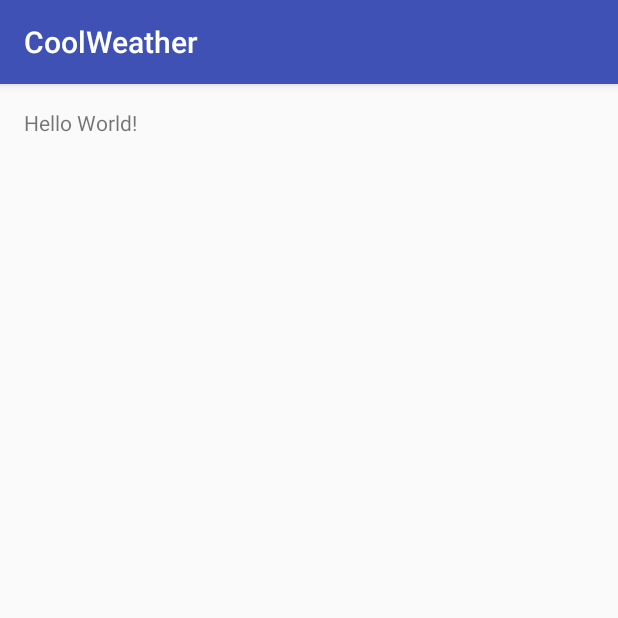
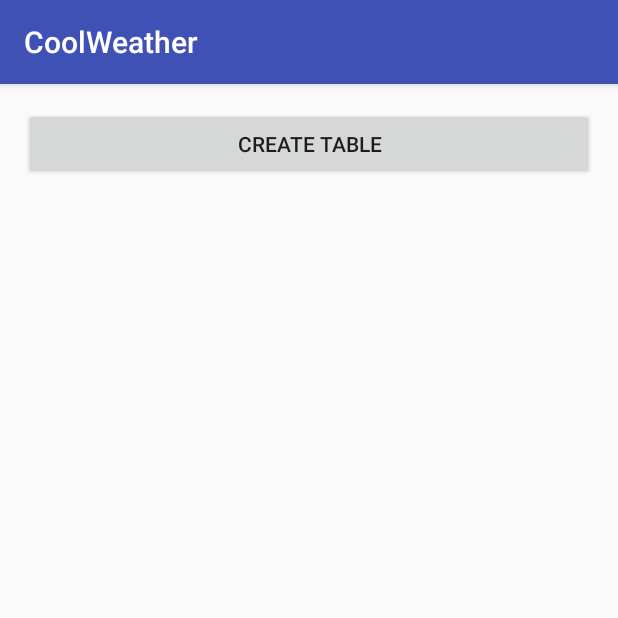
Before and after one commit to gqgithub/coolweather, an Android app: the screen it shows after launch (MainActivity), on a phone screen of 412 x 824 dp, the top half of it. Run offline under Robolectric (Android 15) with nearby library versions, the phone set to English and light mode, and no system bars; libraries missing offline, so code that uses them is left out: org.litepal.

Commit message:
创建数据库

```diff
--- a/app/src/main/AndroidManifest.xml
+++ b/app/src/main/AndroidManifest.xml
@@ -16,7 +16,6 @@
                 <category android:name="android.intent.category.LAUNCHER"/>
             </intent-filter>
         </activity>
-
     </application>
 
 </manifest>
--- a/app/src/main/java/com/gq/coolweather/MainActivity.java
+++ b/app/src/main/java/com/gq/coolweather/MainActivity.java
@@ -2,6 +2,10 @@ package com.gq.coolweather;
 
 import android.support.v7.app.AppCompatActivity;
 import android.os.Bundle;
+import android.view.View;
+import android.widget.Button;
+
+import org.litepal.LitePal;
 
 public class MainActivity extends AppCompatActivity {
 
@@ -10,6 +14,13 @@ public class MainActivity extends AppCompatActivity {
         super.onCreate(savedInstanceState);
         setContentView(R.layout.activity_main);
 
-
+        //创建数据库
+        Button createTable= (Button) findViewById(R.id.create);
+        createTable.setOnClickListener(new View.OnClickListener() {
+            @Override
+            public void onClick(View v) {
+                LitePal.getDatabase();
+            }
+        });
     }
 }
--- a/app/src/main/res/layout/activity_main.xml
+++ b/app/src/main/res/layout/activity_main.xml
@@ -11,8 +11,9 @@
     android:paddingTop="@dimen/activity_vertical_margin"
     tools:context="com.gq.coolweather.MainActivity">
 
-    <TextView
-        android:layout_width="wrap_content"
+    <Button
+        android:id="@+id/create"
+        android:layout_width="match_parent"
         android:layout_height="wrap_content"
-        android:text="Hello World!"/>
+        android:text="create table"/>
 </RelativeLayout>
```
Also changed, not shown: app/src/main/res/layout/activity_test.xml (deleted, +0 -38 lines), 1 other file. Lines whose indentation alone changed are shown as unchanged.
